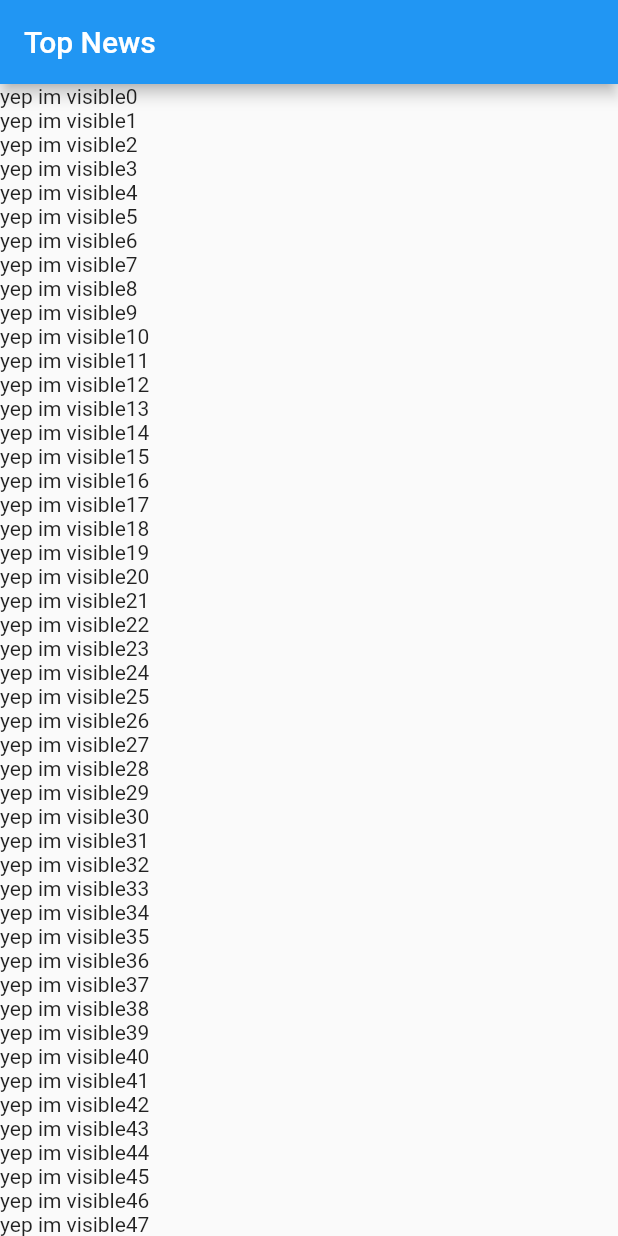
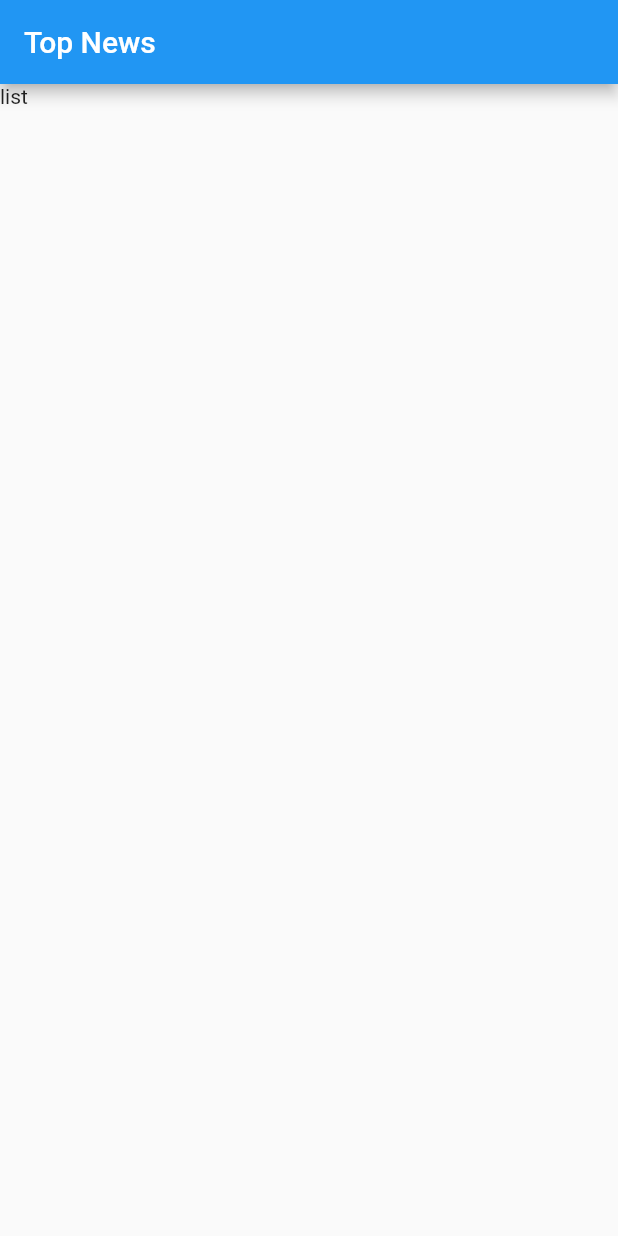
Before and after one commit to mithileshchellappan/perfomante, a Flutter app: the screen it shows after launch, on a phone screen of 412 x 824 dp. Run offline on Flutter 3.47's test engine with Material 2 defaults, Android fonts, the phone set to English and light mode, and no system bars; our stand-ins replace sqflite; accounts and stored records are empty.

```diff
--- /dev/null
+++ b/lib/src/blocs/stories_bloc.dart
@@ -0,0 +1,3 @@
+class StoriesBloc{
+
+}
--- a/lib/src/screens/newsList.dart
+++ b/lib/src/screens/newsList.dart
@@ -7,26 +7,9 @@ class NewsList extends StatelessWidget {
       appBar: AppBar(
         title: Text('Top News'),
       ),
-      body: buildList(),
+      body: Text('list'),
     );
   }
 
-  Widget buildList() {
-    return ListView.builder(
-      itemCount: 1000,
-      itemBuilder: (context, index) {
-        return FutureBuilder(
-            future: getFuture(),
-            builder: (context, snapshot) {
-              return snapshot.hasData
-                  ? Text(snapshot.data + index.toString())
-                  : Text(index.toString());
-            });
-      },
-    );
-  }
 
-  getFuture() {
-    return Future.delayed(Duration(seconds: 2), () => 'yep im visible');
-  }
 }
```
Also changed, not shown: lib/src/blocs/stories_provider.dart (added, +19 -0 lines).
